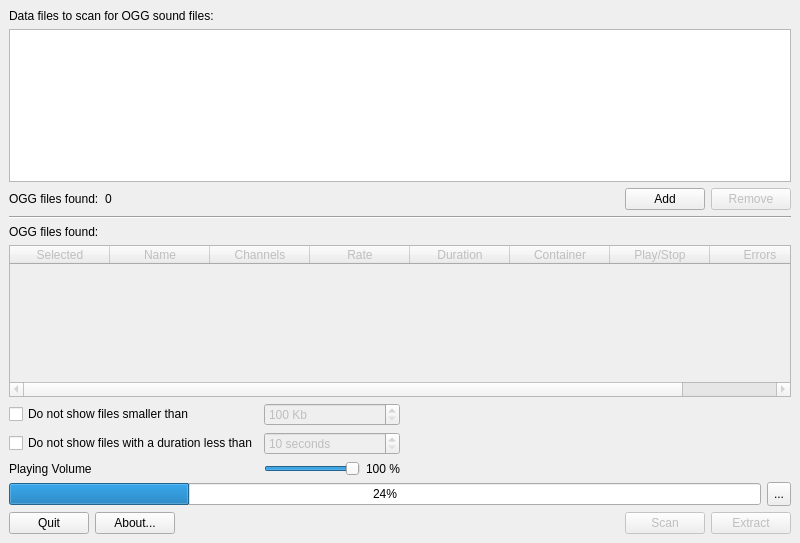
FelixdelasPozas/OGG-Extractor, file OGGExtractor.ui: the form before one commit.
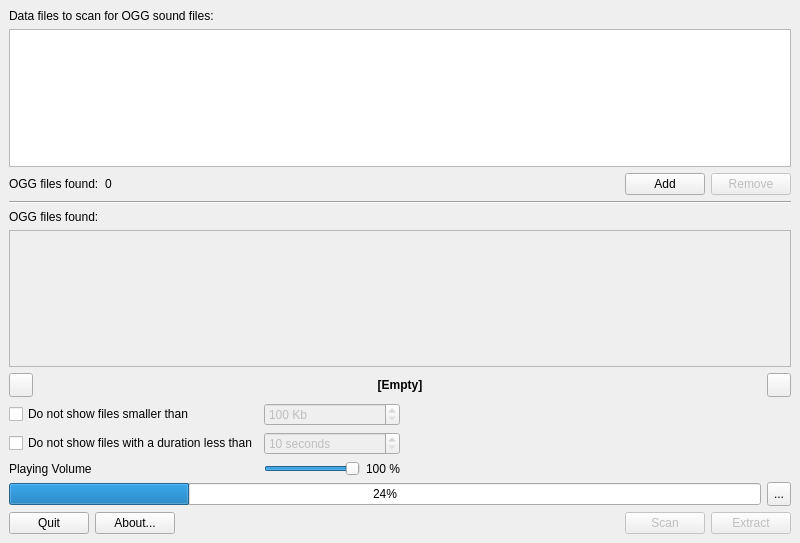
The form after the commit. Icons and pictures are not drawn.

Diff of the .ui file:
```diff
--- a/OGGExtractor.ui
+++ b/OGGExtractor.ui
@@ -24,7 +24,7 @@
    <bool>true</bool>
   </property>
   <widget class="QWidget" name="centralwidget">
-   <layout class="QVBoxLayout" name="verticalLayout" stretch="0,1,0,0,0,1,0,0,0">
+   <layout class="QVBoxLayout" name="verticalLayout" stretch="0,1,0,0,0,1,0,0,0,0">
     <item>
      <widget class="QLabel" name="label">
       <property name="text">
@@ -118,7 +118,7 @@
      </widget>
     </item>
     <item>
-     <widget class="QTableWidget" name="m_filesTable">
+     <widget class="QTableView" name="m_filesTable">
       <property name="enabled">
        <bool>false</bool>
       </property>
@@ -131,68 +131,117 @@
       <property name="alternatingRowColors">
        <bool>true</bool>
       </property>
-      <property name="columnCount">
-       <number>8</number>
+      <property name="selectionMode">
+       <enum>QAbstractItemView::SingleSelection</enum>
       </property>
-      <attribute name="verticalHeaderVisible">
-       <bool>false</bool>
-      </attribute>
-      <column>
-       <property name="text">
-        <string>Selected</string>
-       </property>
+     </widget>
+    </item>
+    <item>
+     <layout class="QHBoxLayout" name="horizontalLayout_3">
+      <item>
+       <widget class="QToolButton" name="m_previous">
+        <property name="minimumSize">
+         <size>
+          <width>24</width>
+          <height>24</height>
+         </size>
+        </property>
+        <property name="font">
+         <font>
+          <weight>75</weight>
+          <bold>true</bold>
+         </font>
+        </property>
        <property name="toolTip">
-        <string>Selected for extraction</string>
-       </property>
-      </column>
-      <column>
+         <string>Go to the previous page.</string>
+        </property>
        <property name="text">
-        <string>Name</string>
-       </property>
-       <property name="toolTip">
-        <string>Extraction file name</string>
-       </property>
-      </column>
-      <column>
-       <property name="text">
-        <string>Channels</string>
-       </property>
-      </column>
-      <column>
-       <property name="text">
-        <string>Rate</string>
-       </property>
-      </column>
-      <column>
-       <property name="text">
-        <string>Duration</string>
-       </property>
+         <string/>
+        </property>
+        <property name="icon">
+         <iconset resource="rsc/resources.qrc">
+          <normaloff>:/OGGExtractor/previous.svg</normaloff>:/OGGExtractor/previous.svg</iconset>
+        </property>
+       </widget>
+      </item>
+      <item>
+       <spacer name="horizontalSpacer_4">
+        <property name="orientation">
+         <enum>Qt::Horizontal</enum>
+        </property>
+        <property name="sizeHint" stdset="0">
+         <size>
+          <width>40</width>
+          <height>20</height>
+         </size>
+        </property>
+       </spacer>
+      </item>
+      <item>
+       <widget class="QLabel" name="m_pageCount">
+        <property name="minimumSize">
+         <size>
+          <width>100</width>
+          <height>0</height>
+         </size>
+        </property>
+        <property name="font">
+         <font>
+          <weight>75</weight>
+          <bold>true</bold>
+         </font>
+        </property>
        <property name="toolTip">
-        <string>File Duration</string>
-       </property>
-      </column>
-      <column>
+         <string>Current page.</string>
+        </property>
        <property name="text">
-        <string>Container</string>
-       </property>
-       <property name="toolTip">
-        <string>Container of the file</string>
-       </property>
-      </column>
-      <column>
-       <property name="text">
-        <string>Play/Stop</string>
-       </property>
+         <string>[Empty]</string>
+        </property>
+        <property name="alignment">
+         <set>Qt::AlignCenter</set>
+        </property>
+       </widget>
+      </item>
+      <item>
+       <spacer name="horizontalSpacer_5">
+        <property name="orientation">
+         <enum>Qt::Horizontal</enum>
+        </property>
+        <property name="sizeHint" stdset="0">
+         <size>
+          <width>40</width>
+          <height>20</height>
+         </size>
+        </property>
+       </spacer>
+      </item>
+      <item>
+       <widget class="QToolButton" name="m_next">
+        <property name="minimumSize">
+         <size>
+          <width>24</width>
+          <height>24</height>
+         </size>
+        </property>
+        <property name="font">
+         <font>
+          <weight>75</weight>
+          <bold>true</bold>
+         </font>
+        </property>
        <property name="toolTip">
-        <string>Sound file player</string>
-       </property>
-      </column>
-      <column>
+         <string>Go to the next page.</string>
+        </property>
        <property name="text">
-        <string>Errors</string>
-       </property>
-      </column>
-     </widget>
+         <string/>
+        </property>
+        <property name="icon">
+         <iconset resource="rsc/resources.qrc">
+          <normaloff>:/OGGExtractor/next.svg</normaloff>:/OGGExtractor/next.svg</iconset>
+        </property>
+       </widget>
+      </item>
+     </layout>
     </item>
     <item>
      <layout class="QHBoxLayout" name="horizontalLayout_9">
```
Lines whose indentation alone changed are shown as unchanged.
